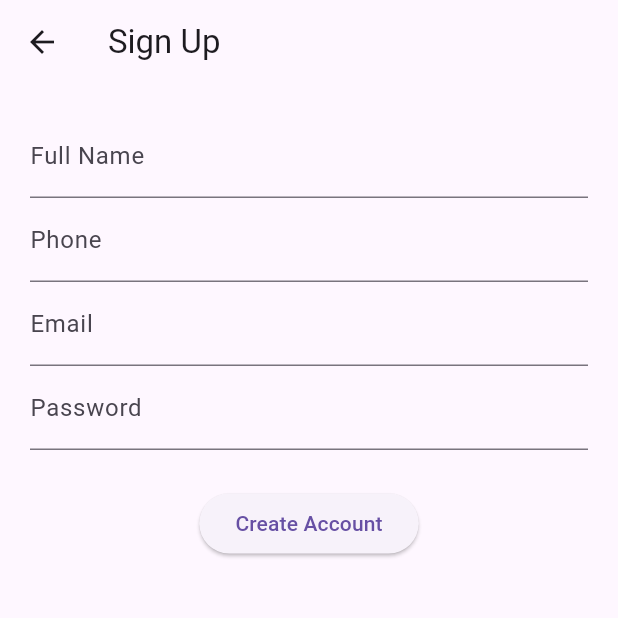
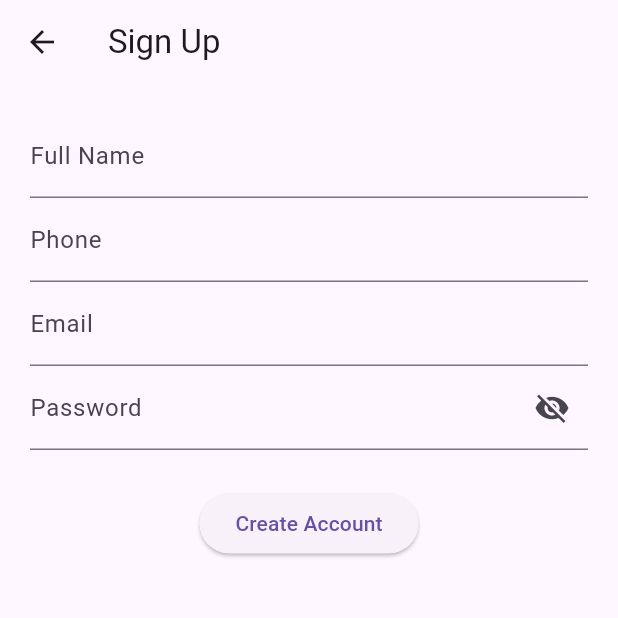
Before and after one commit to thwybhbadas/blog_app, a Flutter app: the SignupView screen opened by its route, on a phone screen of 412 x 824 dp, the top half of it. Run offline on Flutter 3.47's test engine with Material 3 defaults, Android fonts, the phone set to English and light mode, and no system bars; our stand-ins replace cloud_firestore, firebase_auth, firebase_core, get, google_fonts; accounts and stored records are empty.

Commit message:
state mangment using GetBuilder & Obx

```diff
--- a/lib/app/modules/auth/controllers/auth_controller.dart
+++ b/lib/app/modules/auth/controllers/auth_controller.dart
@@ -10,32 +10,41 @@ class AuthController extends GetxController {
 
   final isLoading = false.obs;
 
+  // state managment using update & GetBuilder
+  // bool isPasswordHidden = true;
+
+  // void togglePassword() {
+  //   isPasswordHidden = !isPasswordHidden;
+  //   update();
+  // }
+
+  // state management using Rx-obs and obx
+    RxBool isPasswordHidden = true.obs;
+
+  void togglePassword() {
+    //isPasswordHidden.toggle();
+    isPasswordHidden.value = !isPasswordHidden.value;
+  }
+
+
   // ---------------- SIGN IN ----------------
   Future<void> signIn(String email, String password) async {
     try {
       isLoading.value = true;
 
-      final credential =
-          await _auth.signInWithEmailAndPassword(
+      final credential = await _auth.signInWithEmailAndPassword(
         email: email.trim(),
         password: password.trim(),
       );
 
       if (!credential.user!.emailVerified) {
-        Get.snackbar(
-          'Email not verified',
-          'Please verify your email first',
-        );
+        Get.snackbar('Email not verified', 'Please verify your email first');
         return;
       }
 
       Get.offAllNamed(Routes.HOME);
-
     } on FirebaseAuthException catch (e) {
-      Get.snackbar(
-        'Login Error',
-        e.message ?? e.code,
-      );
+      Get.snackbar('Login Error', e.message ?? e.code);
     } finally {
       isLoading.value = false;
     }
@@ -135,10 +144,7 @@ Future<void> logout() async {
 
       Get.offAllNamed(Routes.SIGNIN);
     } catch (e) {
-    Get.snackbar(
-      'Logout Error',
-      e.toString(),
-    );
+      Get.snackbar('Logout Error', e.toString());
     }
   }
 }
--- a/lib/app/modules/auth/views/signup_view.dart
+++ b/lib/app/modules/auth/views/signup_view.dart
@@ -29,14 +29,51 @@ class SignupView extends GetView<AuthController> {
               controller: emailController,
               decoration: const InputDecoration(labelText: "Email"),
             ),
-            TextField(
-              controller: passwordController,
-              obscureText: true,
-              decoration: const InputDecoration(labelText: "Password"),
+
+            // GetBuilder<AuthController>(
+            //   builder: (controller) {
+            //     return TextField(
+            //       obscureText: controller.isPasswordHidden,
+            //       decoration: InputDecoration(
+            //         suffixIcon: IconButton(
+            //           icon: Icon(
+            //             controller.isPasswordHidden
+            //                 ? Icons.visibility_off
+            //                 : Icons.visibility,
+            //           ),
+            //           onPressed: controller.togglePassword,
+            //         ),
+            //         labelText: "Password",
+            //       ),
+            //     );
+            //   },
+            // ),
+            Obx(
+              () => TextField(
+                obscureText: controller.isPasswordHidden.value,
+                decoration: InputDecoration(
+                  suffixIcon: IconButton(
+                    icon: Icon(
+                      controller.isPasswordHidden.value
+                          ? Icons.visibility_off
+                          : Icons.visibility,
                     ),
+                    onPressed: controller.togglePassword,
+                  ),
+                  labelText: "Password",
+                ),
+              ),
+            ),
+
+            // TextField(
+            //   controller: passwordController,
+            //   obscureText: true,
+            //   decoration: const InputDecoration(labelText: "Password"),
+            // ),
             const SizedBox(height: 25),
 
-Obx(() => controller.isLoading.value
+            Obx(
+              () => controller.isLoading.value
                   ? const CircularProgressIndicator()
                   : ElevatedButton(
                       onPressed: () {
```
Also changed, not shown: lib/app/modules/auth/views/signin_view.dart (+8 -1 lines). Lines whose indentation alone changed are shown as unchanged.
